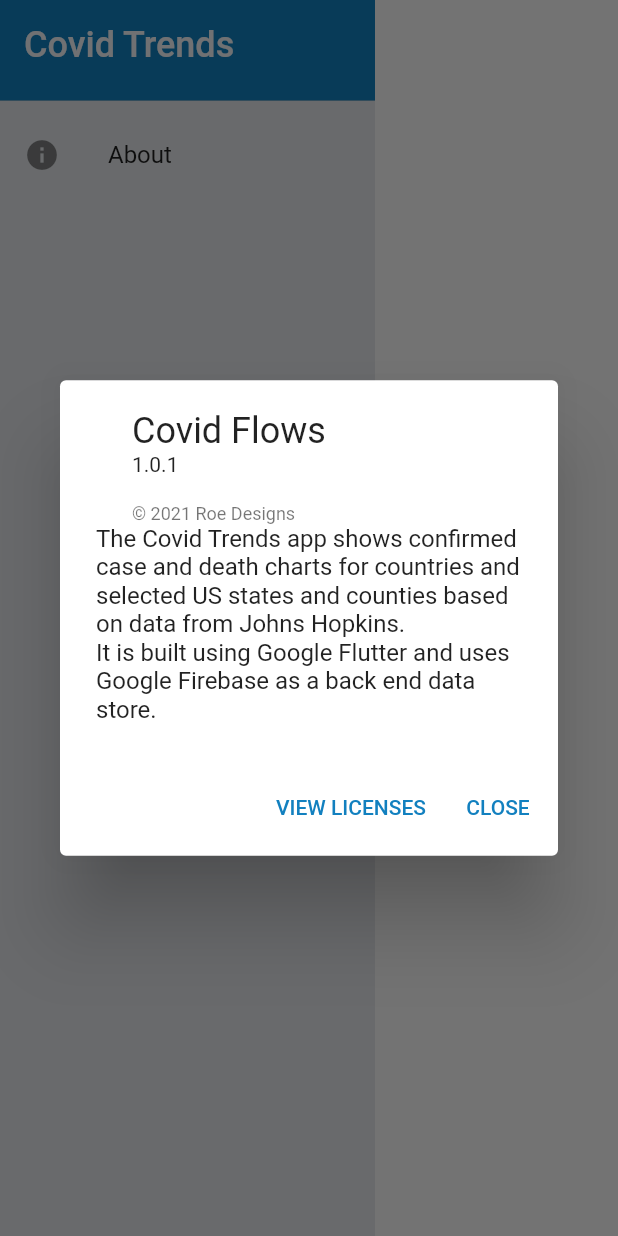
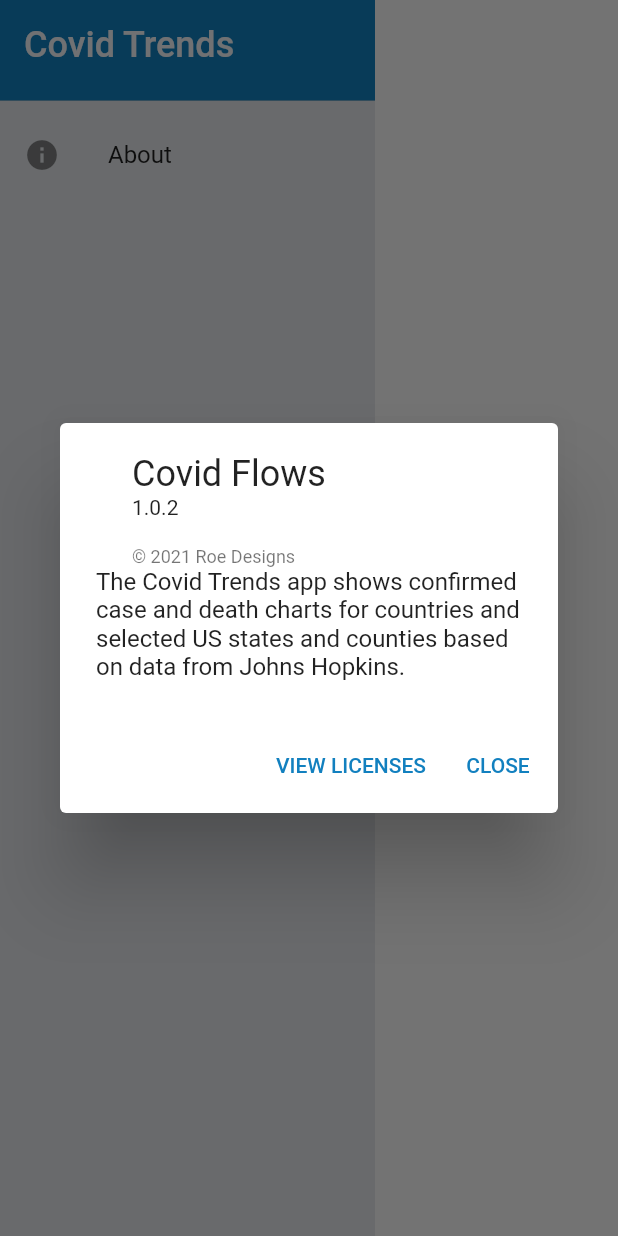
Before and after one commit to steveroe317/covid_trends, a Flutter app: the CovidTrendsNavigationSidebar widget shown alone on an empty page, opened directly, after a tap on "About", on a phone screen of 412 x 824 dp. Run offline on Flutter 3.47's test engine with Material 2 defaults, Android fonts, the phone set to English and light mode, and no system bars; our stand-ins replace charts_flutter, cloud_firestore, firebase_auth, firebase_core, hex, share_plus and 1 more; accounts and stored records are empty; network calls fail.

Commit message:
Bump version number.
Remove about box reference to Flutter as it
is covered in the licenses section.

```diff
--- a/lib/widgets/navigation_sidebar.dart
+++ b/lib/widgets/navigation_sidebar.dart
@@ -36,14 +36,12 @@ class CovidTrendsNavigationSidebar extends StatelessWidget {
                 icon: Icon(Icons.info),
                 child: Text('About'),
                 applicationName: 'Covid Flows',
-                applicationVersion: '1.0.1',
+                applicationVersion: '1.0.2',
                 applicationLegalese: '© 2021 Roe Designs',
                 aboutBoxChildren: [
                   Text('The Covid Trends app shows confirmed case and death '
                       'charts for countries and selected US states and counties '
                       'based on data from Johns Hopkins.'),
-                  Text('It is built using Google Flutter and uses '
-                      'Google Firebase as a back end data store.'),
                 ],
               ),
             ])));
```
